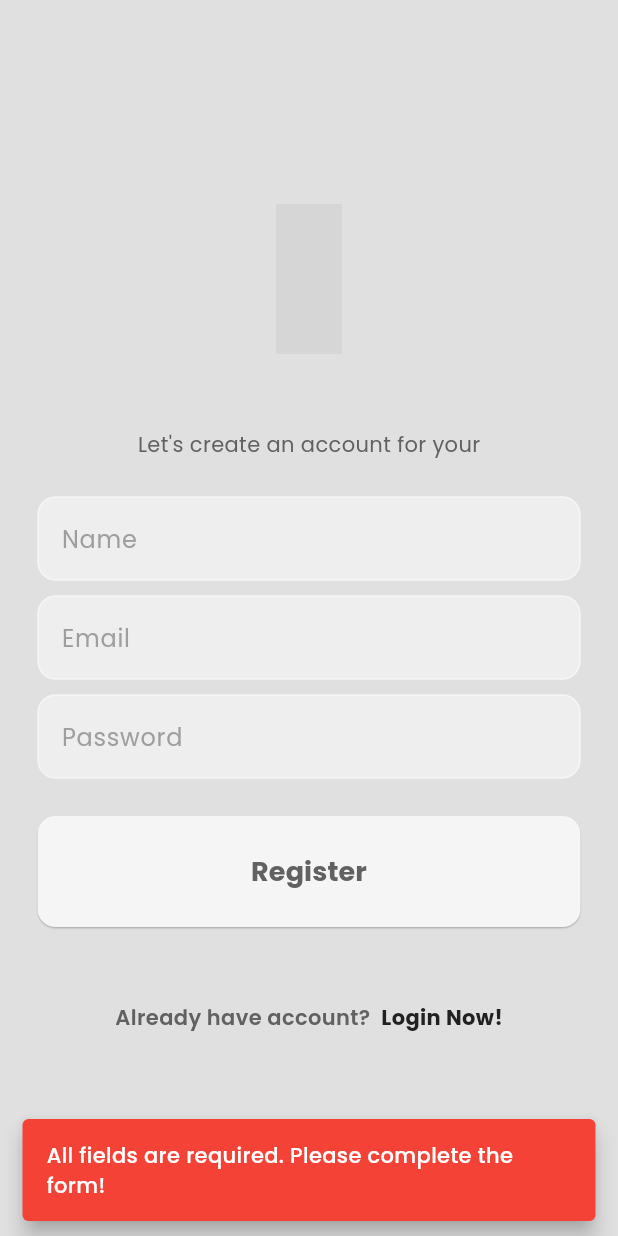
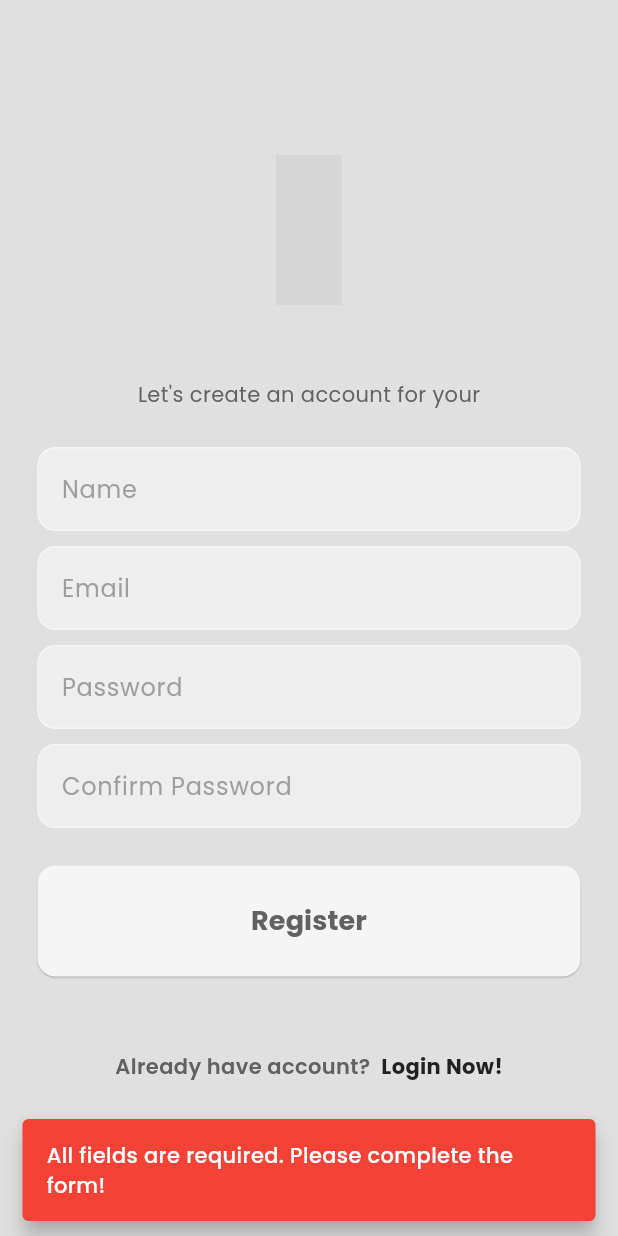
Before and after one commit to hafizflow/social_media_app, a Flutter app: the RegisterPage screen opened directly with empty values, after a tap on "Register", on a phone screen of 412 x 824 dp. Run offline on Flutter 3.47's test engine with Material 3 defaults, Android fonts, the phone set to English and light mode, and no system bars; our stand-ins replace cloud_firestore, firebase_auth, firebase_core, flutter_bloc, google_fonts, iconsax; accounts and stored records are empty; grey boxes are pictures that could not be loaded.

Commit message:
solve issue

```diff
--- a/lib/app.dart
+++ b/lib/app.dart
@@ -7,6 +7,7 @@ import 'package:social_media_app/features/auth/presentation/components/my_snackb
 import 'package:social_media_app/features/auth/presentation/cubits/auth_cubit.dart';
 import 'package:social_media_app/features/auth/presentation/cubits/auth_state.dart';
 import 'package:social_media_app/features/auth/presentation/pages/auth_page.dart';
+import 'package:social_media_app/features/auth/presentation/pages/login_page.dart';
 import 'package:social_media_app/features/post/presentation/pages/home_page.dart';
 import 'package:social_media_app/themes/light_mode.dart';
 
--- a/lib/features/auth/presentation/pages/auth_page.dart
+++ b/lib/features/auth/presentation/pages/auth_page.dart
@@ -1,4 +1,4 @@
-//! Auth Page - These page determines whether to show the login or register page based on the user's action
+// //! Auth Page - These page determines whether to show the login or register page based on the user's action
 
 import 'package:flutter/material.dart';
 import 'package:social_media_app/features/auth/presentation/pages/login_page.dart';
--- a/lib/features/auth/presentation/pages/register_page.dart
+++ b/lib/features/auth/presentation/pages/register_page.dart
@@ -2,12 +2,13 @@ import 'package:flutter/material.dart';
 import 'package:flutter_bloc/flutter_bloc.dart';
 import 'package:google_fonts/google_fonts.dart';
 import 'package:iconsax/iconsax.dart';
+import 'package:social_media_app/config/my_animated_navigator.dart';
 import 'package:social_media_app/features/auth/presentation/components/my_button.dart';
 import 'package:social_media_app/features/auth/presentation/components/my_rich_text.dart';
 import 'package:social_media_app/features/auth/presentation/components/my_snackbar.dart';
 import 'package:social_media_app/features/auth/presentation/components/my_text_field.dart';
 import 'package:social_media_app/features/auth/presentation/cubits/auth_cubit.dart';
-import 'package:social_media_app/features/post/presentation/pages/home_page.dart';
+import 'package:social_media_app/features/auth/presentation/pages/login_page.dart';
 
 class RegisterPage extends StatefulWidget {
   final void Function() togglePage;
@@ -21,6 +22,7 @@ class RegisterPage extends StatefulWidget {
 class _RegisterPageState extends State<RegisterPage> {
   final emailController = TextEditingController();
   final pwController = TextEditingController();
+  final cpwController = TextEditingController();
   final nameController = TextEditingController();
 
   @override
@@ -36,11 +38,19 @@ class _RegisterPageState extends State<RegisterPage> {
     final email = emailController.text.trim();
     final name = nameController.text.trim();
     final pw = pwController.text;
+    final cpw = cpwController.text;
 
     final authCubit = context.read<AuthCubit>();
 
-    if (name.isNotEmpty && email.isNotEmpty && pw.isNotEmpty) {
-      authCubit.register(name, email, pw);
+    if (name.isNotEmpty &&
+        email.isNotEmpty &&
+        pw.isNotEmpty &&
+        cpw.isNotEmpty) {
+      if (pw == cpw) {
+        authCubit.register(name, email, pw);
+      } else {
+        mySnackBar(context, 'Password must be match');
+      }
     } else {
       mySnackBar(context, 'All fields are required. Please complete the form!');
     }
@@ -97,6 +107,15 @@ class _RegisterPageState extends State<RegisterPage> {
                     controller: pwController,
                     hintText: "Password",
                     obscureText: true,
+                  ),
+
+                  const SizedBox(height: 10),
+
+                  // Password TextField
+                  MyTextField(
+                    controller: cpwController,
+                    hintText: "Confirm Password",
+                    obscureText: true,
                     textInputAction: TextInputAction.done,
                   ),
 
```
Also changed, not shown: lib/config/my_animated_navigator.dart (added, +24 -0 lines), lib/features/auth/data/firebase_auth_repo.dart (+8 -0 lines), 2 other files.
